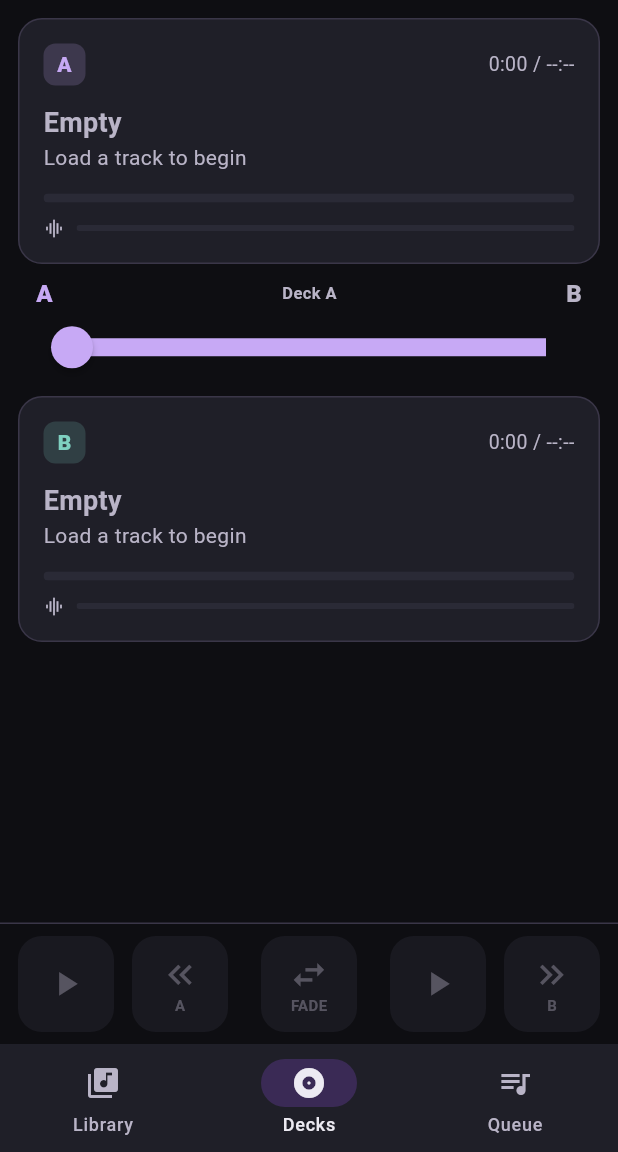
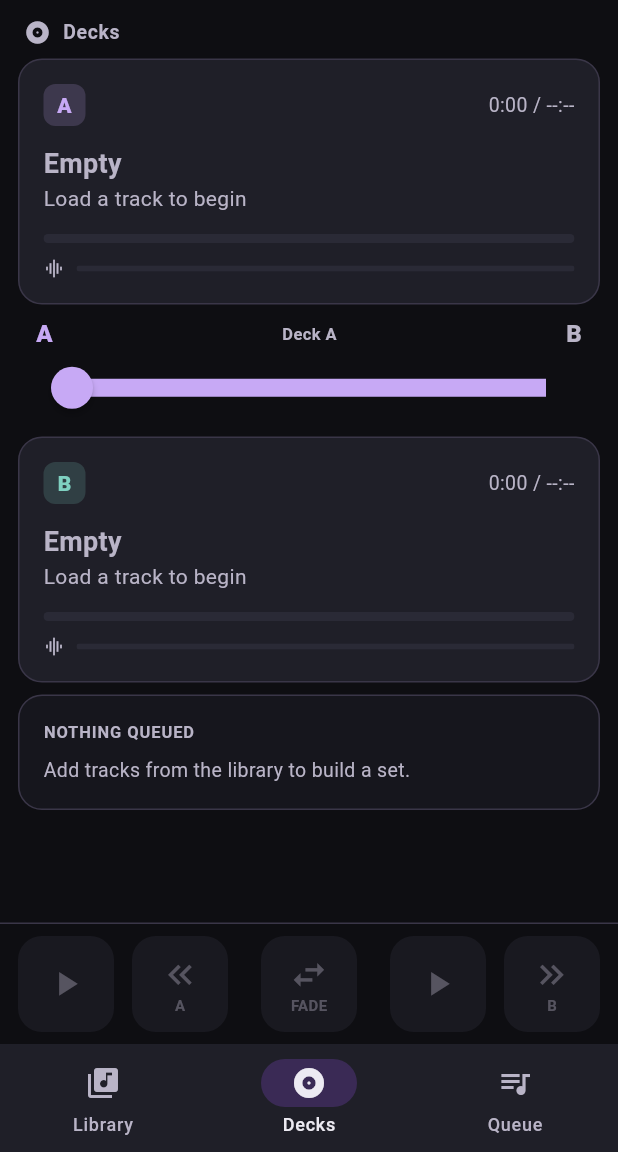
Before and after one commit to yvesanana-sys/Sayaw, a Flutter app: the screen it shows after launch, on a phone screen of 412 x 824 dp, the part 84-1236 px from its top. Run offline on Flutter 3.47's test engine with Material 3 defaults, Android fonts, the phone set to English and light mode, and no system bars; our stand-ins replace audio_service, clock, connectivity_plus, dio, drift, drift_flutter and 6 more; missing offline and left inert: audio_metadata_reader, audio_session, file_selector, media_kit, sqlite3, window_manager; accounts and stored records are empty; generated files the repository leaves out were written again; statements that could not run were skipped.

Commit message:
feat(ui): headers for every column, and a job for the empty space below the decks
The expanded layout read as three unrelated tables — Library had a search
bar up top, Decks and Queue had nothing, and the space below deck B sat
empty once both decks were loaded. Give Decks and Queue the same header
treatment as Library, and fill that dead space with a preview of what's
coming up next (or a hint to add tracks, on a fresh set with nothing
queued yet).

Co-Authored-By: Claude Sonnet 5 <noreply@anthropic.com>
Claude-Session: https://claude.ai/code/session_011DwUtyuRdvuq5JeHVCPftS

```diff
--- a/lib/ui/screens/deck_screen.dart
+++ b/lib/ui/screens/deck_screen.dart
@@ -9,10 +9,12 @@ import '../widgets/crossfader.dart';
 import '../widgets/deck_panel.dart';
 import '../widgets/library_pane.dart';
 import '../widgets/network_banner.dart';
+import '../widgets/pane_header.dart';
 import '../widgets/queue_list.dart';
 import '../widgets/snowball_indicator.dart';
 import '../widgets/soundboard_bar.dart';
 import '../widgets/transport_bar.dart';
+import '../widgets/up_next_card.dart';
 import 'event_mode_dialog.dart';
 import 'jack_and_jill_dialog.dart';
 import 'set_shape_dialog.dart';
@@ -210,9 +212,10 @@ class _DeckScreenState extends ConsumerState<DeckScreen> {
   Widget _decksColumn({required bool compactTransport}) {
     return Column(
       children: [
+        const PaneHeader(icon: Icons.album, title: 'Decks'),
         Expanded(
           child: SingleChildScrollView(
-            padding: const EdgeInsets.all(12),
+            padding: const EdgeInsets.fromLTRB(12, 0, 12, 12),
             child: Column(
               children: [
                 DeckPanel(slot: DeckSlot.a),
@@ -220,6 +223,11 @@ class _DeckScreenState extends ConsumerState<DeckScreen> {
                 const Crossfader(),
                 const SizedBox(height: 8),
                 DeckPanel(slot: DeckSlot.b),
+                const SizedBox(height: 8),
+                // Fills the space that otherwise sat empty below the decks
+                // once both were loaded, and doubles as the "what do I do
+                // now" hint on a fresh set with nothing queued yet.
+                const UpNextCard(),
               ],
             ),
           ),
--- /dev/null
+++ b/lib/ui/widgets/pane_header.dart
@@ -0,0 +1,42 @@
+import 'package:flutter/material.dart';
+
+import '../theme/sayaw_theme.dart';
+
+/// The title row atop a column pane.
+///
+/// Library already carries its own header — a search field. This is for the
+/// panes beside it that had none, so all three read as one interface instead
+/// of three unrelated lists dropped next to each other.
+class PaneHeader extends StatelessWidget {
+  const PaneHeader({super.key, required this.icon, required this.title, this.trailing});
+
+  final IconData icon;
+  final String title;
+
+  /// A count or action drawn at the far edge — e.g. how many tracks are queued.
+  final Widget? trailing;
+
+  @override
+  Widget build(BuildContext context) {
+    return Padding(
+      padding: const EdgeInsets.fromLTRB(16, 12, 12, 8),
+      child: Row(
+        children: [
+          Icon(icon, size: 18, color: SayawColors.onSurfaceVariant),
+          const SizedBox(width: 8),
+          Text(
+            title,
+            style: const TextStyle(
+              fontSize: 13,
+              fontWeight: FontWeight.w700,
+              letterSpacing: 0.4,
+              color: SayawColors.onSurfaceVariant,
+            ),
+          ),
+          const Spacer(),
+          if (trailing != null) trailing!,
+        ],
+      ),
+    );
+  }
+}
--- a/lib/ui/widgets/queue_list.dart
+++ b/lib/ui/widgets/queue_list.dart
@@ -7,6 +7,7 @@ import '../state/playback_ui_state.dart';
 import '../state/soundboard_provider.dart';
 import '../theme/sayaw_theme.dart';
 import '../touch/touch_targets.dart';
+import 'pane_header.dart';
 
 /// The set list, reorderable by drag.
 ///
@@ -29,8 +30,27 @@ class QueueList extends ConsumerWidget {
     final controller = ref.read(playbackProvider.notifier);
     final breakpoint = SayawLayout.of(context);
 
+    final header = PaneHeader(
+      icon: Icons.queue_music,
+      title: 'Queue',
+      trailing: queue.isEmpty
+          ? null
+          : Text(
+              '${queue.length}',
+              style: const TextStyle(
+                color: SayawColors.onSurfaceVariant,
+                fontSize: 12,
+                fontWeight: FontWeight.w600,
+              ),
+            ),
+    );
+
     if (queue.isEmpty) {
-      return const Center(
+      return Column(
+        children: [
+          header,
+          const Expanded(
+            child: Center(
               child: Padding(
                 padding: EdgeInsets.all(24),
                 child: Text(
@@ -39,22 +59,29 @@ class QueueList extends ConsumerWidget {
                   style: TextStyle(color: SayawColors.onSurfaceVariant),
                 ),
               ),
+            ),
+          ),
+        ],
       );
     }
 
-    return ReorderableListView.builder(
-      // A stable storage key, not just a retained ScrollController. Crossing a
-      // breakpoint rebuilds this list at a different position in the tree,
-      // which creates a fresh ScrollPosition; without a fixed key the offset
-      // is derived from the tree path and is silently lost. The controller
-      // alone is not enough.
+    return Column(
+      children: [
+        header,
+        Expanded(
+          child: ReorderableListView.builder(
+            // A stable storage key, not just a retained ScrollController.
+            // Crossing a breakpoint rebuilds this list at a different
+            // position in the tree, which creates a fresh ScrollPosition;
+            // without a fixed key the offset is derived from the tree path
+            // and is silently lost. The controller alone is not enough.
             key: const PageStorageKey<String>('sayaw.queue'),
             scrollController: scrollController,
             padding: const EdgeInsets.symmetric(vertical: 8),
             itemCount: queue.length,
-      // Default handles are placed by the framework and sized for a mouse.
-      // We supply our own so the target is 48dp and the gesture is right for
-      // the input the current layout implies.
+            // Default handles are placed by the framework and sized for a
+            // mouse. We supply our own so the target is 48dp and the gesture
+            // is right for the input the current layout implies.
             buildDefaultDragHandles: false,
             onReorderItem: controller.reorderQueue,
             proxyDecorator: (child, index, animation) => Material(
@@ -73,6 +100,9 @@ class QueueList extends ConsumerWidget {
                 breakpoint: breakpoint,
               );
             },
+          ),
+        ),
+      ],
     );
   }
 }
--- /dev/null
+++ b/lib/ui/widgets/up_next_card.dart
@@ -0,0 +1,133 @@
+import 'package:flutter/material.dart';
+import 'package:flutter_riverpod/flutter_riverpod.dart';
+
+import '../state/playback_ui_state.dart';
+import '../theme/sayaw_theme.dart';
+
+/// What comes after the loaded decks, drawn in the space below them.
+///
+/// That space used to sit empty once both decks were loaded — nothing to look
+/// at, and nothing telling a first-time operator what to do next. This gives
+/// it a job: preview the next row, or say what to do when there isn't one.
+class UpNextCard extends ConsumerWidget {
+  const UpNextCard({super.key});
+
+  @override
+  Widget build(BuildContext context, WidgetRef ref) {
+    final queue = ref.watch(playbackProvider.select((s) => s.queue));
+    final currentIndex =
+        ref.watch(playbackProvider.select((s) => s.currentIndex));
+
+    if (queue.isEmpty) {
+      return const _UpNextShell(
+        label: 'Nothing queued',
+        child: Text(
+          'Add tracks from the library to build a set.',
+          style: TextStyle(color: SayawColors.onSurfaceVariant, fontSize: 13),
+        ),
+      );
+    }
+
+    final upcomingIndex = currentIndex < 0 ? 0 : currentIndex + 1;
+    if (upcomingIndex >= queue.length) {
+      return const _UpNextShell(
+        label: 'End of set',
+        child: Text(
+          'This is the last track queued.',
+          style: TextStyle(color: SayawColors.onSurfaceVariant, fontSize: 13),
+        ),
+      );
+    }
+
+    final next = queue[upcomingIndex];
+    return _UpNextShell(
+      label: currentIndex < 0 ? 'Up first' : 'Up next',
+      child: Row(
+        children: [
+          Expanded(
+            child: Column(
+              crossAxisAlignment: CrossAxisAlignment.start,
+              mainAxisSize: MainAxisSize.min,
+              children: [
+                Text(
+                  next.title,
+                  maxLines: 1,
+                  overflow: TextOverflow.ellipsis,
+                  style: const TextStyle(
+                    fontSize: 15,
+                    fontWeight: FontWeight.w600,
+                    color: SayawColors.onSurface,
+                  ),
+                ),
+                Text(
+                  next.artist,
+                  maxLines: 1,
+                  overflow: TextOverflow.ellipsis,
+                  style: const TextStyle(
+                    fontSize: 13,
+                    color: SayawColors.onSurfaceVariant,
+                  ),
+                ),
+              ],
+            ),
+          ),
+          if (next.danceType != null) ...[
+            const SizedBox(width: 8),
+            Container(
+              padding: const EdgeInsets.symmetric(horizontal: 10, vertical: 4),
+              decoration: BoxDecoration(
+                color: SayawColors.surfaceContainerHigh,
+                borderRadius: BorderRadius.circular(12),
+              ),
+              child: Text(
+                next.danceType!,
+                style: const TextStyle(
+                  fontSize: 11,
+                  fontWeight: FontWeight.w600,
+                  color: SayawColors.onSurfaceVariant,
+                ),
+              ),
+            ),
+          ],
+        ],
+      ),
+    );
+  }
+}
+
+class _UpNextShell extends StatelessWidget {
+  const _UpNextShell({required this.label, required this.child});
+
+  final String label;
+  final Widget child;
+
+  @override
+  Widget build(BuildContext context) {
+    return Container(
+      width: double.infinity,
+      padding: const EdgeInsets.all(16),
+      decoration: BoxDecoration(
+        color: SayawColors.surfaceContainer.withValues(alpha: 0.5),
+        borderRadius: BorderRadius.circular(16),
+        border: Border.all(color: SayawColors.outlineVariant),
+      ),
+      child: Column(
+        crossAxisAlignment: CrossAxisAlignment.start,
+        mainAxisSize: MainAxisSize.min,
+        children: [
+          Text(
+            label.toUpperCase(),
+            style: const TextStyle(
+              fontSize: 11,
+              fontWeight: FontWeight.w700,
+              letterSpacing: 0.6,
+              color: SayawColors.onSurfaceVariant,
+            ),
+          ),
+          const SizedBox(height: 8),
+          child,
+        ],
+      ),
+    );
+  }
+}
```
Lines whose indentation alone changed are shown as unchanged.
